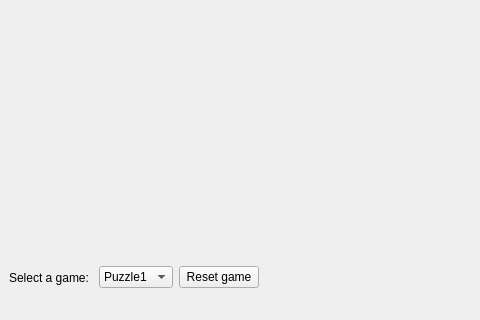
Before: the Qt Designer form components/tvGames/src/AdminInterface.ui in robocomp/euroage-tv, drawn with Qt 5; both pictures show x 0 to 480 and y 280 to 600 of the 800 by 600 pixel window.
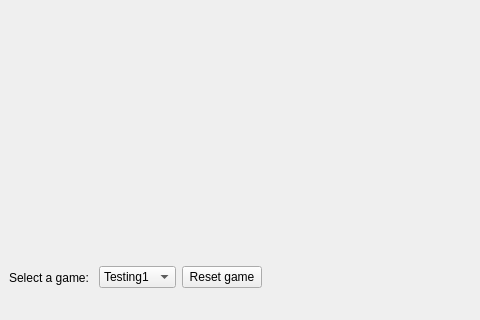
After: the same form once the commit is applied. Custom widgets are drawn as their Qt base class.

Commit message: Added Testing1 option to the games combobox

```diff
--- a/components/tvGames/src/AdminInterface.ui
+++ b/components/tvGames/src/AdminInterface.ui
@@ -42,6 +42,11 @@
       </item>
       <item>
        <widget class="QComboBox" name="games_combobox">
+        <item>
+         <property name="text">
+          <string>Testing1</string>
+         </property>
+        </item>
         <item>
          <property name="text">
           <string>Puzzle1</string>
```
The commit also changes 1 other file.
